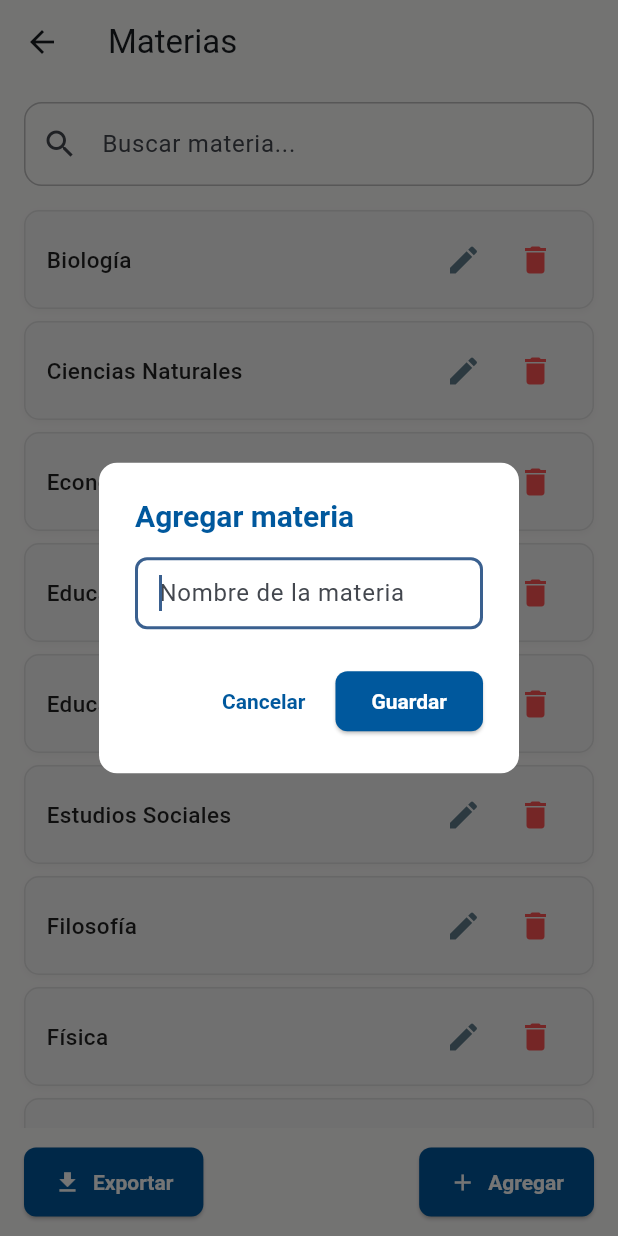
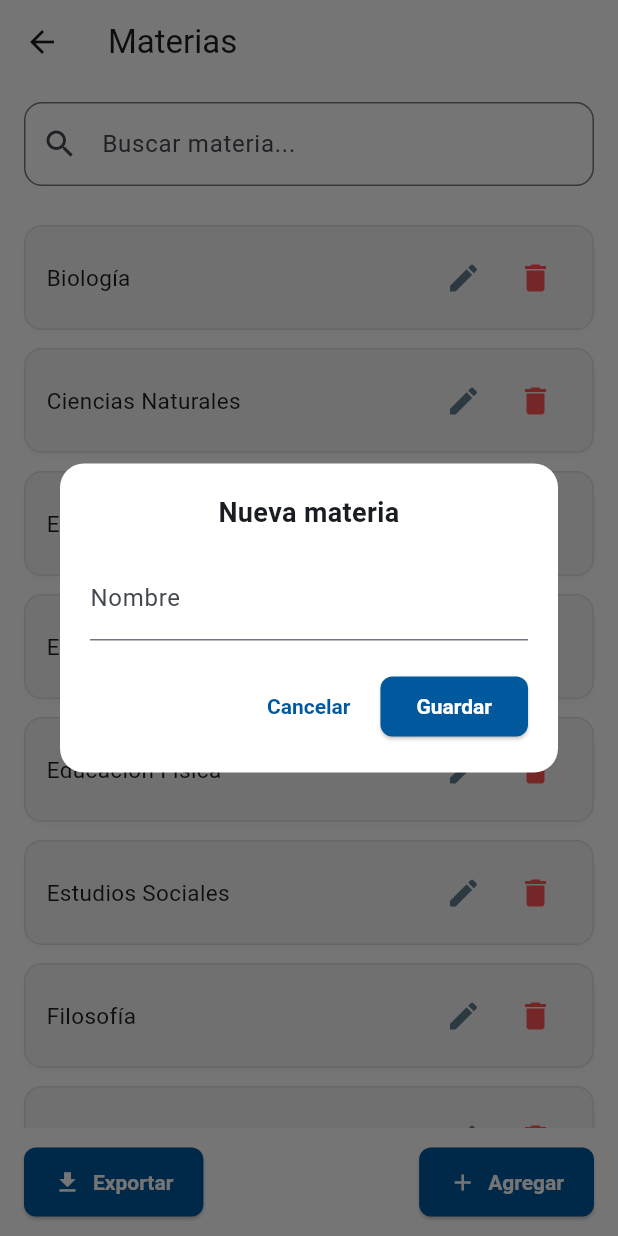
Before and after one commit to diegachito007/app_profesor, a Flutter app: the MateriasPage screen opened by its route, after a tap on "Agregar", on a phone screen of 412 x 824 dp. Run offline on Flutter 3.47's test engine with Material 3 defaults, Android fonts, the phone set to English and light mode, and no system bars; our stand-ins replace flutter_riverpod, logger, shared_preferences, sqflite, supabase_flutter; accounts and stored records are empty.

Commit message:
Refactor: arquitectura reactiva - Trabajando diseños modal

```diff
--- a/lib/data/controllers/materias_controller.dart
+++ b/lib/data/controllers/materias_controller.dart
@@ -46,4 +46,9 @@ class MateriasController extends AsyncNotifier<List<Materia>> {
       return service.obtenerTodas();
     });
   }
+
+  Future<bool> existeNombreMateria(String nombre) async {
+    final materias = state.value ?? [];
+    return materias.any((m) => m.nombre.toLowerCase() == nombre.toLowerCase());
+  }
 }
--- a/lib/features/pages/materias_page.dart
+++ b/lib/features/pages/materias_page.dart
@@ -24,7 +24,7 @@ class _MateriasPageState extends ConsumerState<MateriasPage> {
       appBar: AppBar(title: const Text('Materias')),
       body: materiasAsync.when(
         data: (materias) {
-          final materiasFiltradas = materias
+          final filtradas = materias
               .where(
                 (m) => m.nombre.toLowerCase().contains(_filtro.toLowerCase()),
               )
@@ -48,46 +48,35 @@ class _MateriasPageState extends ConsumerState<MateriasPage> {
                       borderRadius: BorderRadius.circular(12),
                       borderSide: BorderSide(color: Colors.grey.shade400),
                     ),
-                    enabledBorder: OutlineInputBorder(
-                      borderRadius: BorderRadius.circular(12),
-                      borderSide: BorderSide(color: Colors.grey.shade400),
-                    ),
-                    focusedBorder: OutlineInputBorder(
-                      borderRadius: BorderRadius.circular(12),
-                      borderSide: BorderSide(
-                        color: Theme.of(context).colorScheme.primary,
-                        width: 2,
-                      ),
-                    ),
                   ),
                   onChanged: (value) => setState(() => _filtro = value),
                 ),
               ),
-              if (materiasFiltradas.isEmpty)
+              if (filtradas.isEmpty)
                 const Padding(
                   padding: EdgeInsets.all(24),
                   child: Center(child: Text('No se encontraron materias.')),
                 )
               else
                 Expanded(
+                  // ... (importaciones y clase MateriasPage sin cambios)
                   child: ListView.builder(
-                    itemCount: materiasFiltradas.length,
-                    padding: const EdgeInsets.symmetric(vertical: 8),
-                    itemBuilder: (_, i) {
-                      final materia = materiasFiltradas[i];
+                    padding: const EdgeInsets.all(16),
+                    itemCount: filtradas.length,
+                    itemBuilder: (_, index) {
+                      final materia = filtradas[index];
                       return Padding(
-                        padding: const EdgeInsets.symmetric(
-                          horizontal: 16,
-                          vertical: 4,
-                        ),
+                        padding: const EdgeInsets.symmetric(vertical: 6),
                         child: Container(
                           decoration: BoxDecoration(
                             color: Colors.grey.shade100,
-                            borderRadius: BorderRadius.circular(10),
+                            borderRadius: BorderRadius.circular(12),
                             border: Border.all(color: Colors.grey.shade300),
                             boxShadow: [
                               BoxShadow(
-                                color: Colors.black.withAlpha(8),
+                                color: Colors.black.withAlpha(
+                                  (0.03 * 255).round(),
+                                ),
                                 blurRadius: 3,
                                 offset: const Offset(0, 1.5),
                               ),
@@ -95,18 +84,14 @@ class _MateriasPageState extends ConsumerState<MateriasPage> {
                           ),
                           padding: const EdgeInsets.symmetric(
                             horizontal: 14,
-                            vertical: 8,
+                            vertical: 10,
                           ),
                           child: Row(
                             children: [
                               Expanded(
                                 child: Text(
                                   materia.nombre,
-                                  style: const TextStyle(
-                                    fontSize: 15,
-                                    fontWeight: FontWeight.w500,
-                                    color: Colors.black87,
-                                  ),
+                                  style: const TextStyle(fontSize: 15),
                                 ),
                               ),
                               IconButton(
@@ -143,38 +128,8 @@ class _MateriasPageState extends ConsumerState<MateriasPage> {
             ],
           );
         },
-        loading: () => const Center(
-          child: Padding(
-            padding: EdgeInsets.all(24),
-            child: CircularProgressIndicator(),
-          ),
-        ),
-        error: (e, _) => Center(
-          child: Column(
-            mainAxisSize: MainAxisSize.min,
-            children: [
-              const Icon(Icons.error_outline, color: Colors.red, size: 48),
-              const SizedBox(height: 12),
-              const Text(
-                'Ocurrió un error al cargar las materias.',
-                style: TextStyle(fontSize: 16, fontWeight: FontWeight.bold),
-                textAlign: TextAlign.center,
-              ),
-              const SizedBox(height: 8),
-              Text(
-                e.toString(),
-                style: const TextStyle(color: Colors.black54),
-                textAlign: TextAlign.center,
-              ),
-              const SizedBox(height: 16),
-              ElevatedButton.icon(
-                icon: const Icon(Icons.refresh),
-                label: const Text('Reintentar'),
-                onPressed: () => ref.invalidate(materiasControllerProvider),
-              ),
-            ],
-          ),
-        ),
+        loading: () => const Center(child: CircularProgressIndicator()),
+        error: (e, _) => Center(child: Text('Error: $e')),
       ),
       bottomNavigationBar: Padding(
         padding: const EdgeInsets.symmetric(horizontal: 16, vertical: 12),
@@ -221,104 +176,29 @@ class _MateriasPageState extends ConsumerState<MateriasPage> {
     required WidgetRef ref,
     Materia? materia,
   }) {
-    final controller = TextEditingController(text: materia?.nombre ?? '');
-    String? error;
-
     showDialog(
       context: context,
       barrierDismissible: false,
-      builder: (context) {
-        return StatefulBuilder(
-          builder: (context, setState) => AlertDialog(
-            title: Text(materia == null ? 'Agregar materia' : 'Editar materia'),
-            content: Column(
-              mainAxisSize: MainAxisSize.min,
-              children: [
-                TextField(
-                  controller: controller,
-                  decoration: InputDecoration(
-                    hintText: 'Nombre de la materia',
-                    errorText: error,
-                    border: OutlineInputBorder(
-                      borderRadius: BorderRadius.circular(8),
-                    ),
-                    contentPadding: const EdgeInsets.symmetric(
-                      horizontal: 12,
-                      vertical: 10,
-                    ),
-                  ),
-                  autofocus: true,
-                ),
-              ],
-            ),
-            actions: [
-              TextButton(
-                onPressed: () => Navigator.pop(context),
-                child: const Text('Cancelar'),
-              ),
-              ElevatedButton(
-                onPressed: () async {
-                  final nombre = controller.text.trim();
-
-                  if (nombre.length < 3) {
-                    setState(
-                      () =>
-                          error = 'El nombre debe tener al menos 3 caracteres.',
-                    );
-                    return;
-                  }
-
-                  final materias =
-                      ref.read(materiasControllerProvider).value ?? [];
-                  final yaExiste = materias.any(
-                    (m) =>
-                        m.nombre.toLowerCase() == nombre.toLowerCase() &&
-                        m.id != (materia?.id ?? 0),
-                  );
-
-                  if (yaExiste) {
-                    setState(() => error = 'La materia "$nombre" ya existe.');
-                    return;
-                  }
-
-                  try {
-                    if (materia == null) {
-                      final nueva = Materia(id: 0, nombre: nombre);
-                      await ref
-                          .read(materiasControllerProvider.notifier)
-                          .agregarMateria(nueva);
-                      if (context.mounted) {
-                        Notificaciones.showSuccess(
-                          context,
-                          'Materia "$nombre" agregada',
-                        );
-                      }
-                    } else {
-                      final actualizada = Materia(
-                        id: materia.id,
-                        nombre: nombre,
-                      );
-                      await ref
-                          .read(materiasControllerProvider.notifier)
-                          .actualizarMateria(actualizada);
-                      if (context.mounted) {
-                        Notificaciones.showSuccess(
-                          context,
-                          'Materia actualizada a "$nombre"',
-                        );
-                      }
-                    }
-                    if (context.mounted) Navigator.pop(context);
-                  } catch (_) {
-                    setState(() => error = 'Error al guardar la materia');
-                  }
-                },
-                child: Text(materia == null ? 'Guardar' : 'Actualizar'),
-              ),
-            ],
-          ),
-        );
-      },
+      builder: (_) => Dialog(
+        shape: RoundedRectangleBorder(borderRadius: BorderRadius.circular(16)),
+        child: _FormularioMateria(
+          materia: materia,
+          onGuardar: (materiaActualizada) async {
+            final controller = ref.read(materiasControllerProvider.notifier);
+            if (materia == null) {
+              await controller.agregarMateria(materiaActualizada);
+              if (context.mounted) {
+                Notificaciones.showSuccess(context, 'Materia guardada');
+              }
+            } else {
+              await controller.actualizarMateria(materiaActualizada);
+              if (context.mounted) {
+                Notificaciones.showSuccess(context, 'Materia actualizada');
+              }
+            }
+          },
+        ),
+      ),
     );
   }
 
@@ -330,8 +210,7 @@ class _MateriasPageState extends ConsumerState<MateriasPage> {
     final confirmado = await mostrarDialogoConfirmacion(
       context: context,
       titulo: 'Eliminar materia',
-      mensaje:
-          '¿Estás seguro de que deseas eliminar la materia "${materia.nombre}"?',
+      mensaje: '¿Deseas eliminar la materia "${materia.nombre}"?',
       textoConfirmar: 'Eliminar',
       colorConfirmar: Colors.redAccent,
       icono: Icons.warning_amber_rounded,
@@ -343,10 +222,7 @@ class _MateriasPageState extends ConsumerState<MateriasPage> {
             .read(materiasControllerProvider.notifier)
             .eliminarMateria(materia.id);
         if (context.mounted) {
-          Notificaciones.showSuccess(
-            context,
-            'Materia "${materia.nombre}" eliminada',
-          );
+          Notificaciones.showSuccess(context, 'Materia eliminada');
         }
       } catch (_) {
         if (context.mounted) {
@@ -356,3 +232,144 @@ class _MateriasPageState extends ConsumerState<MateriasPage> {
     }
   }
 }
+
+class _FormularioMateria extends ConsumerStatefulWidget {
+  final Materia? materia;
+  final void Function(Materia materia) onGuardar;
+
+  const _FormularioMateria({required this.materia, required this.onGuardar});
+
+  @override
+  ConsumerState<_FormularioMateria> createState() => _FormularioMateriaState();
+}
+
+class _FormularioMateriaState extends ConsumerState<_FormularioMateria> {
+  final _formKey = GlobalKey<FormState>();
+  final _nombreCtrl = TextEditingController();
+  String? _errorLogico;
+
+  @override
+  void initState() {
+    super.initState();
+    if (widget.materia != null) {
+      _nombreCtrl.text = widget.materia!.nombre;
+    }
+  }
+
+  @override
+  Widget build(BuildContext context) {
+    final controller = ref.read(materiasControllerProvider.notifier);
+
+    return Padding(
+      padding: const EdgeInsets.all(20),
+      child: SingleChildScrollView(
+        child: Column(
+          mainAxisSize: MainAxisSize.min,
+          children: [
+            Text(
+              widget.materia != null ? 'Editar materia' : 'Nueva materia',
+              style: const TextStyle(fontWeight: FontWeight.bold, fontSize: 18),
+              textAlign: TextAlign.center,
+            ),
+            const SizedBox(height: 16),
+            Form(
+              key: _formKey,
+              child: Column(
+                children: [
+                  TextFormField(
+                    controller: _nombreCtrl,
+                    decoration: const InputDecoration(labelText: 'Nombre'),
+                    validator: (value) {
+                      if (value == null || value.trim().isEmpty) {
+                        return 'Campo obligatorio';
+                      }
+                      if (value.trim().length < 3) {
+                        return 'Debe tener al menos 3 caracteres';
+                      }
+                      return null;
+                    },
+                  ),
+                  if (_errorLogico != null)
+                    Padding(
+                      padding: const EdgeInsets.only(top: 16),
+                      child: Card(
+                        color: Colors.orange.shade50,
+                        shape: RoundedRectangleBorder(
+                          borderRadius: BorderRadius.circular(8),
+                          side: BorderSide(color: Colors.orange.shade300),
+                        ),
+                        child: Padding(
+                          padding: const EdgeInsets.all(12),
+                          child: Row(
+                            children: [
+                              const Icon(
+                                Icons.warning_amber_rounded,
+                                color: Colors.orange,
+                              ),
+                              const SizedBox(width: 8),
+                              Expanded(
+                                child: Text(
+                                  _errorLogico!,
+                                  style: const TextStyle(
+                                    color: Colors.orange,
+                                    fontSize: 14,
+                                  ),
+                                ),
+                              ),
+                            ],
+                          ),
+                        ),
+                      ),
+                    ),
+                  const SizedBox(height: 20),
+                  Row(
+                    mainAxisAlignment: MainAxisAlignment.end,
+                    children: [
+                      TextButton(
+                        child: const Text('Cancelar'),
+                        onPressed: () {
+                          FocusScope.of(context).unfocus();
+                          Navigator.pop(context);
+                        },
+                      ),
+                      const SizedBox(width: 8),
+                      ElevatedButton(
+                        child: Text(
+                          widget.materia != null ? 'Actualizar' : 'Guardar',
+                        ),
+                        onPressed: () async {
+                          if (_formKey.currentState?.validate() ?? false) {
+                            final nombre = _nombreCtrl.text.trim();
+                            final existe = await controller.existeNombreMateria(
+                              nombre,
+                            );
+
+                            if (existe && widget.materia == null) {
+                              setState(() {
+                                _errorLogico =
+                                    'Ya existe una materia con ese nombre';
+                              });
+                              return;
+                            }
+
+                            final nuevaMateria = Materia(
+                              id: widget.materia?.id ?? 0,
+                              nombre: nombre,
+                            );
+
+                            widget.onGuardar(nuevaMateria);
+                            if (context.mounted) Navigator.pop(context);
+                          }
+                        },
+                      ),
+                    ],
+                  ),
+                ],
+              ),
+            ),
+          ],
+        ),
+      ),
+    );
+  }
+}
--- a/lib/shared/theme/app_theme.dart
+++ b/lib/shared/theme/app_theme.dart
@@ -1,7 +1,7 @@
 import 'package:flutter/material.dart';
 
 class AppTheme {
-  static const Color fondoProfeshor = Color.fromRGBO(251, 250, 249, 1);
+  static const Color fondoProfeshor = Colors.white;
   static const Color colorPrimario = Color(0xFF00589D); // Azul del logo
 
   static final ThemeData temaProfeshor = ThemeData(
```
Also changed, not shown: lib/features/pages/periodos_page.dart (+24 -13 lines).
